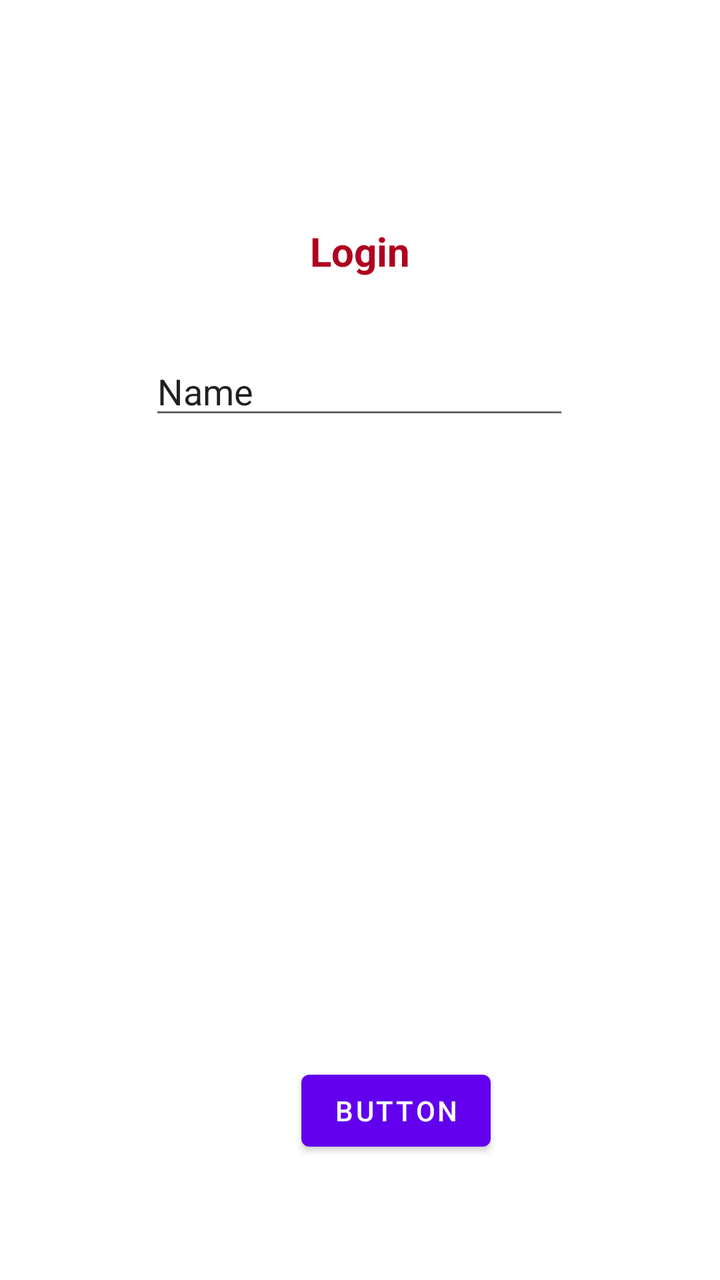
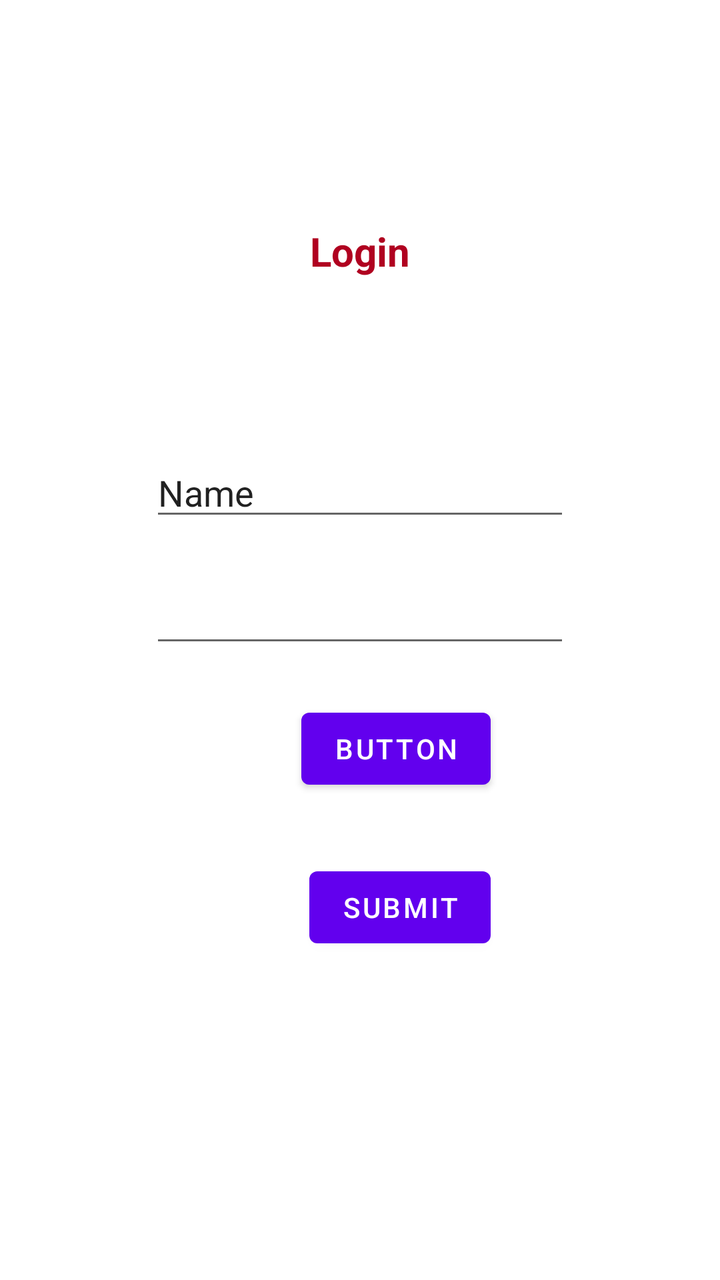

The first picture is an Android layout as it rendered before a commit; the second is the same layout after the commit. The layout source and the unified diff follow.
<!-- AndroidManifest.xml: application theme Theme.MyApp -->
<!-- res/layout/activity_login.xml -->
<?xml version="1.0" encoding="utf-8"?>
<androidx.constraintlayout.widget.ConstraintLayout xmlns:android="http://schemas.android.com/apk/res/android"
    xmlns:app="http://schemas.android.com/apk/res-auto"
    android:layout_width="match_parent"
    android:layout_height="match_parent"
    xmlns:tools="http://schemas.android.com/tools"
    tools:context=".activity.LoginActivity">

    <Button
        android:id="@+id/button2"
        android:layout_width="wrap_content"
        android:layout_height="wrap_content"
        android:layout_marginStart="8dp"
        android:layout_marginTop="16dp"
        android:layout_marginEnd="8dp"
        android:layout_marginBottom="16dp"
        android:text="Button"
        app:layout_constraintBottom_toBottomOf="parent"
        app:layout_constraintEnd_toEndOf="parent"
        app:layout_constraintHorizontal_bias="0.572"
        app:layout_constraintStart_toStartOf="parent"
        app:layout_constraintTop_toTopOf="parent"
        app:layout_constraintVertical_bias="0.92" />

    <TextView
        android:id="@+id/textView2"
        android:layout_width="wrap_content"
        android:layout_height="wrap_content"
        android:layout_marginTop="32dp"
        android:layout_marginBottom="32dp"
        android:text="Login"
        android:textColor="@color/design_default_color_error"
        android:textSize="20sp"
        android:textStyle="bold"
        app:layout_constraintBottom_toBottomOf="parent"
        app:layout_constraintEnd_toEndOf="parent"
        app:layout_constraintStart_toStartOf="parent"
        app:layout_constraintTop_toTopOf="parent"
        app:layout_constraintVertical_bias="0.146" />

    <EditText
        android:id="@+id/editTextText7"
        android:layout_width="wrap_content"
        android:layout_height="wrap_content"
        android:ems="10"
        android:inputType="text"
        android:text="Name"
        app:layout_constraintBottom_toTopOf="@+id/button2"
        app:layout_constraintEnd_toEndOf="parent"
        app:layout_constraintHorizontal_bias="0.497"
        app:layout_constraintStart_toStartOf="parent"
        app:layout_constraintTop_toBottomOf="@+id/textView2"
        app:layout_constraintVertical_bias="0.098" />

</androidx.constraintlayout.widget.ConstraintLayout>
<!-- resources referenced by this layout -->
<resources>
  <style name="Theme.MyApp" parent="Theme.MaterialComponents.DayNight.DarkActionBar">
          
          <item name="colorPrimary">@color/purple_500</item>
          <item name="colorPrimaryVariant">@color/purple_700</item>
          <item name="colorOnPrimary">@color/white</item>
          
          <item name="colorSecondary">@color/teal_200</item>
          <item name="colorSecondaryVariant">@color/teal_700</item>
          <item name="colorOnSecondary">@color/black</item>
          
          <item name="android:statusBarColor">?attr/colorPrimaryVariant</item>
          
      </style>
  <color name="purple_500">#FF6200EE</color>
  <color name="purple_700">#FF3700B3</color>
  <color name="white">#FFFFFFFF</color>
  <color name="teal_200">#FF03DAC5</color>
  <color name="teal_700">#FF018786</color>
  <color name="black">#FF000000</color>
</resources>

<!-- the commit's change to res/layout/activity_login.xml (unified diff, before → after) -->
@@ -11,7 +11,6 @@
         android:layout_width="wrap_content"
         android:layout_height="wrap_content"
         android:layout_marginStart="8dp"
-        android:layout_marginTop="16dp"
         android:layout_marginEnd="8dp"
         android:layout_marginBottom="16dp"
         android:text="Button"
@@ -20,7 +19,7 @@
         app:layout_constraintHorizontal_bias="0.572"
         app:layout_constraintStart_toStartOf="parent"
         app:layout_constraintTop_toTopOf="parent"
-        app:layout_constraintVertical_bias="0.92" />
+        app:layout_constraintVertical_bias="0.608" />
 
     <TextView
         android:id="@+id/textView2"
@@ -38,8 +37,20 @@
         app:layout_constraintTop_toTopOf="parent"
         app:layout_constraintVertical_bias="0.146" />
 
+    <Button
+        android:id="@+id/button4"
+        android:layout_width="wrap_content"
+        android:layout_height="wrap_content"
+        android:text="Submit"
+        app:layout_constraintBottom_toBottomOf="parent"
+        app:layout_constraintEnd_toEndOf="parent"
+        app:layout_constraintHorizontal_bias="0.574"
+        app:layout_constraintStart_toStartOf="parent"
+        app:layout_constraintTop_toBottomOf="@+id/button2"
+        app:layout_constraintVertical_bias="0.161" />
+
     <EditText
-        android:id="@+id/editTextText7"
+        android:id="@+id/editTextText9"
         android:layout_width="wrap_content"
         android:layout_height="wrap_content"
         android:ems="10"
@@ -47,9 +58,18 @@
         android:text="Name"
         app:layout_constraintBottom_toTopOf="@+id/button2"
         app:layout_constraintEnd_toEndOf="parent"
-        app:layout_constraintHorizontal_bias="0.497"
         app:layout_constraintStart_toStartOf="parent"
-        app:layout_constraintTop_toBottomOf="@+id/textView2"
-        app:layout_constraintVertical_bias="0.098" />
+        app:layout_constraintTop_toBottomOf="@+id/textView2" />
+
+    <EditText
+        android:id="@+id/editTextTextEmailAddress3"
+        android:layout_width="wrap_content"
+        android:layout_height="wrap_content"
+        android:ems="10"
+        android:inputType="textEmailAddress"
+        app:layout_constraintBottom_toTopOf="@+id/button2"
+        app:layout_constraintEnd_toEndOf="parent"
+        app:layout_constraintStart_toStartOf="parent"
+        app:layout_constraintTop_toBottomOf="@+id/editTextText9" />
 
 </androidx.constraintlayout.widget.ConstraintLayout>
